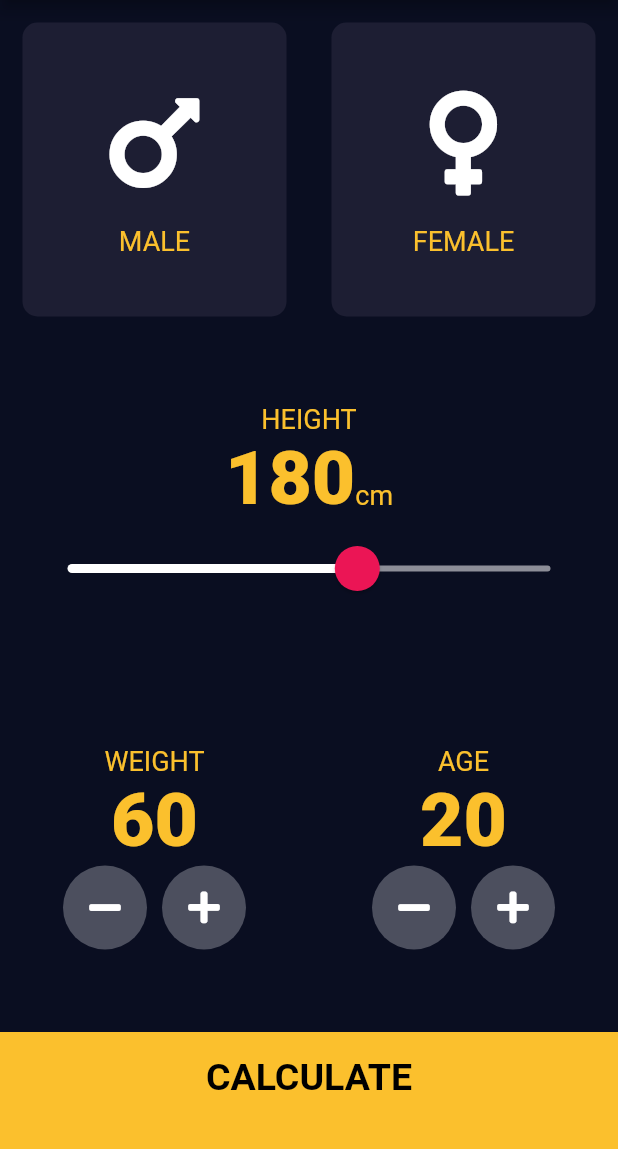
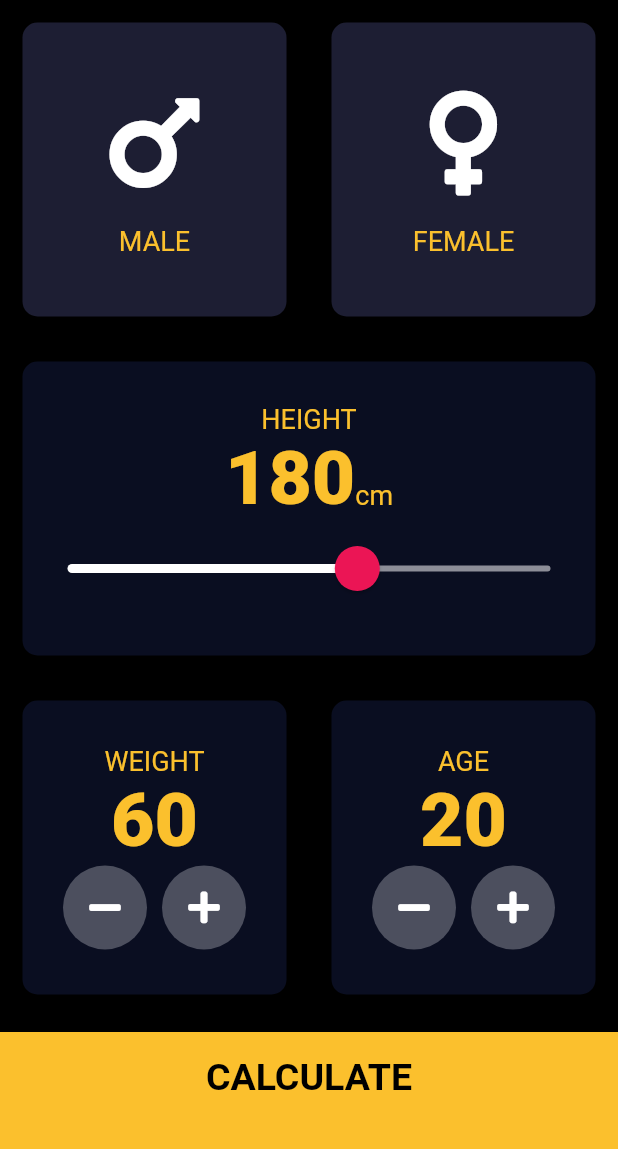
Before and after one commit to JasonLim1009/bmi_calculator_flutter, a Flutter app: the screen it shows after launch, on a phone screen of 412 x 824 dp, the part 84-1233 px from its top. Run offline on Flutter 3.47's test engine with Material 2 defaults, Android fonts, the phone set to English and light mode, and no system bars; our stand-ins replace font_awesome_flutter.

Commit message:
Update main.dart

```diff
--- a/lib/main.dart
+++ b/lib/main.dart
@@ -9,7 +9,7 @@ class BMICalculator extends StatelessWidget {
     return MaterialApp(
       theme: ThemeData.dark().copyWith(
         primaryColor: Color(0xFF0A0E21),
-        scaffoldBackgroundColor: Color(0xFF0A0E21),
+        scaffoldBackgroundColor: Color(0xFF000000),
       ),
       home: InputPage(),
     );
```
